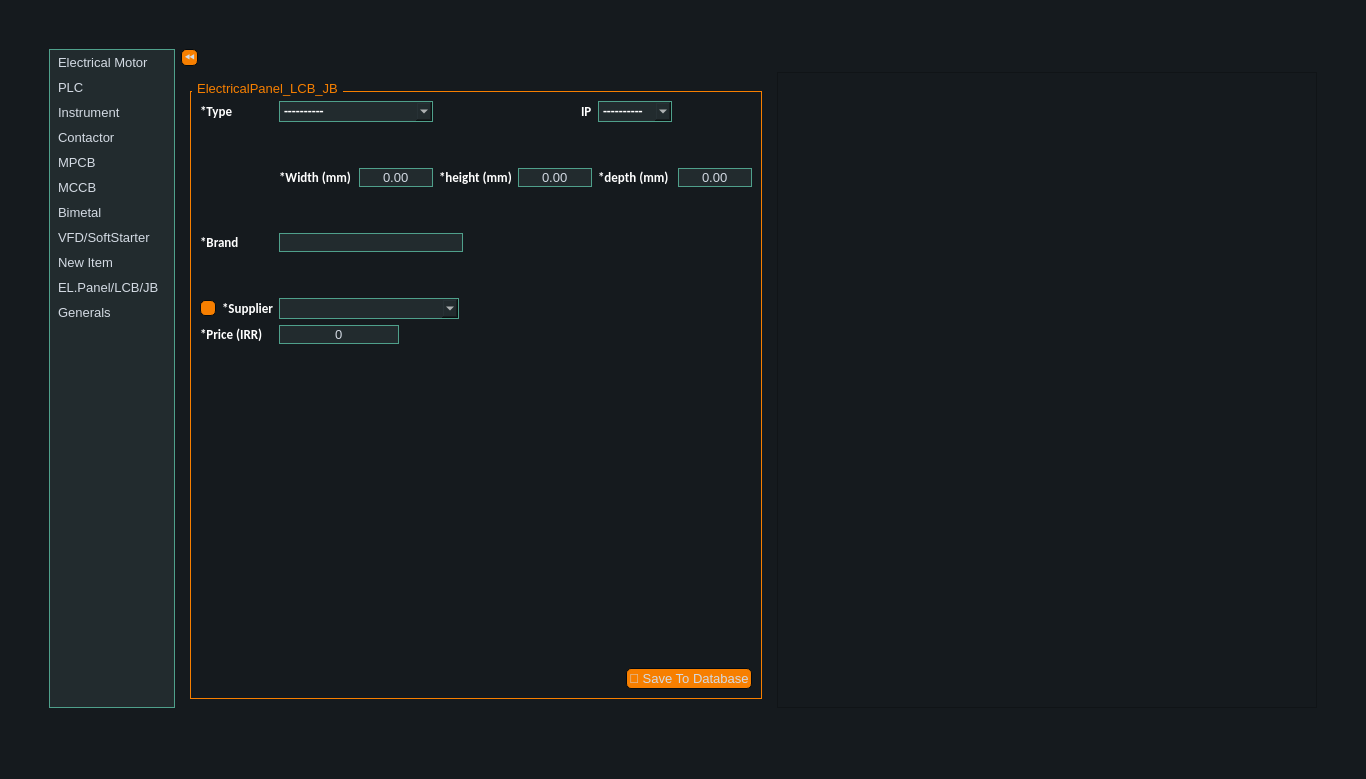
Qt form ui/data_entry/data_entry.ui (AliTavakoliNiya/GriinPower) before a commit.
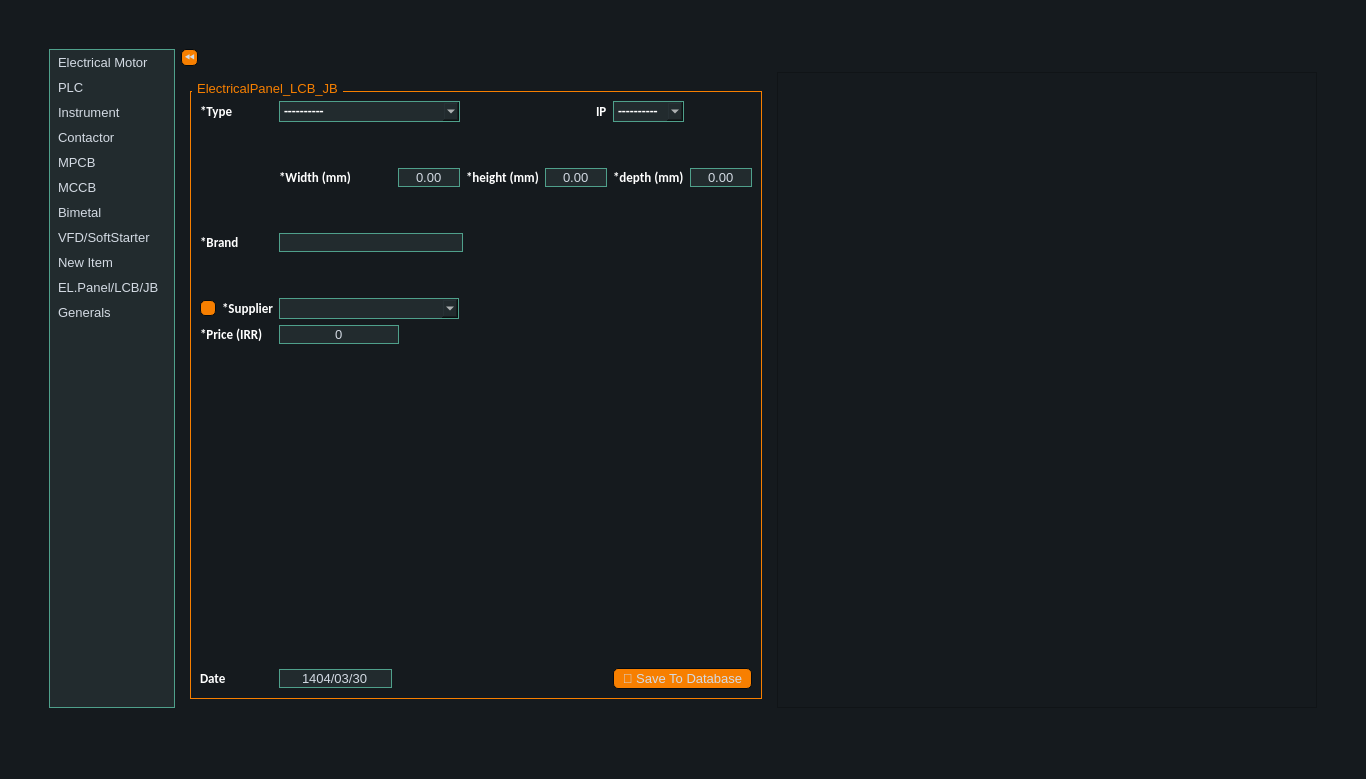
The same form after that commit. The open tabs and pages were chosen to show the change. Icons and pictures are not drawn.

Diff of the .ui file:
```diff
--- a/ui/data_entry/data_entry.ui
+++ b/ui/data_entry/data_entry.ui
@@ -1028,7 +1028,7 @@
        <enum>QFrame::Plain</enum>
       </property>
       <property name="currentIndex">
-       <number>4</number>
+       <number>9</number>
       </property>
       <widget class="QWidget" name="electrica_motor">
        <layout class="QGridLayout" name="gridLayout">
@@ -3841,19 +3841,6 @@
              </property>
             </widget>
            </item>
-           <item row="12" column="3" colspan="6" alignment="Qt::AlignRight">
-            <widget class="QPushButton" name="electrical_panel_save_btn">
-             <property name="maximumSize">
-              <size>
-               <width>150</width>
-               <height>16777215</height>
-              </size>
-             </property>
-             <property name="text">
-              <string>💾 Save To Database</string>
-             </property>
-            </widget>
-           </item>
            <item row="10" column="0" colspan="2">
             <widget class="QLabel" name="label_75">
              <property name="maximumSize">
@@ -3880,36 +3867,61 @@
              </property>
             </widget>
            </item>
-           <item row="3" column="5">
+           <item row="10" column="5" colspan="6">
+            <widget class="QLineEdit" name="electrical_panel_price">
+             <property name="maximumSize">
+              <size>
+               <width>120</width>
+               <height>16777215</height>
+              </size>
+             </property>
+             <property name="text">
+              <string>0</string>
+             </property>
+             <property name="alignment">
+              <set>Qt::AlignCenter</set>
+             </property>
+            </widget>
+           </item>
+           <item row="3" column="7">
             <widget class="QLabel" name="general_spec_label_4">
              <property name="text">
               <string>*height (mm)</string>
              </property>
             </widget>
            </item>
-           <item row="10" column="3" colspan="6">
-            <widget class="QLineEdit" name="electrical_panel_price">
-             <property name="maximumSize">
-              <size>
-               <width>120</width>
-               <height>16777215</height>
-              </size>
-             </property>
-             <property name="text">
-              <string>0</string>
-             </property>
-             <property name="alignment">
-              <set>Qt::AlignCenter</set>
-             </property>
-            </widget>
-           </item>
-           <item row="3" column="3">
+           <item row="3" column="5">
             <widget class="QLabel" name="general_spec_label_3">
              <property name="text">
               <string>*Width (mm)</string>
              </property>
             </widget>
            </item>
+           <item row="3" column="8">
+            <widget class="QDoubleSpinBox" name="electrical_panel_height">
+             <property name="minimumSize">
+              <size>
+               <width>62</width>
+               <height>0</height>
+              </size>
+             </property>
+             <property name="maximumSize">
+              <size>
+               <width>100</width>
+               <height>16777215</height>
+              </size>
+             </property>
+             <property name="alignment">
+              <set>Qt::AlignCenter</set>
+             </property>
+             <property name="buttonSymbols">
+              <enum>QAbstractSpinBox::NoButtons</enum>
+             </property>
+             <property name="maximum">
+              <double>9999.000000000000000</double>
+             </property>
+            </widget>
+           </item>
            <item row="8" column="1">
             <widget class="QLabel" name="label_70">
              <property name="maximumSize">
@@ -3923,83 +3935,7 @@
              </property>
             </widget>
            </item>
-           <item row="3" column="6">
-            <widget class="QDoubleSpinBox" name="electrical_panel_height">
-             <property name="minimumSize">
-              <size>
-               <width>62</width>
-               <height>0</height>
-              </size>
-             </property>
-             <property name="maximumSize">
-              <size>
-               <width>100</width>
-               <height>16777215</height>
-              </size>
-             </property>
-             <property name="alignment">
-              <set>Qt::AlignCenter</set>
-             </property>
-             <property name="buttonSymbols">
-              <enum>QAbstractSpinBox::NoButtons</enum>
-             </property>
-             <property name="maximum">
-              <double>9999.000000000000000</double>
-             </property>
-            </widget>
-           </item>
-           <item row="5" column="0" colspan="2">
-            <widget class="QLabel" name="label_76">
-             <property name="maximumSize">
-              <size>
-               <width>73</width>
-               <height>16777215</height>
-              </size>
-             </property>
-             <property name="text">
-              <string>*Brand</string>
-             </property>
-            </widget>
-           </item>
-           <item row="11" column="4">
-            <spacer name="verticalSpacer_28">
-             <property name="orientation">
-              <enum>Qt::Vertical</enum>
-             </property>
-             <property name="sizeHint" stdset="0">
-              <size>
-               <width>20</width>
-               <height>40</height>
-              </size>
-             </property>
-            </spacer>
-           </item>
-           <item row="3" column="8">
-            <widget class="QDoubleSpinBox" name="electrical_panel_depth">
-             <property name="minimumSize">
-              <size>
-               <width>62</width>
-               <height>0</height>
-              </size>
-             </property>
-             <property name="maximumSize">
-              <size>
-               <width>100</width>
-               <height>16777215</height>
-              </size>
-             </property>
-             <property name="alignment">
-              <set>Qt::AlignCenter</set>
-             </property>
-             <property name="buttonSymbols">
-              <enum>QAbstractSpinBox::NoButtons</enum>
-             </property>
-             <property name="maximum">
-              <double>9999.000000000000000</double>
-             </property>
-            </widget>
-           </item>
-           <item row="7" column="3">
+           <item row="7" column="5">
             <spacer name="verticalSpacer_29">
              <property name="orientation">
               <enum>Qt::Vertical</enum>
@@ -4015,7 +3951,7 @@
              </property>
             </spacer>
            </item>
-           <item row="1" column="3" colspan="2">
+           <item row="1" column="5" colspan="2">
             <widget class="QComboBox" name="electrical_panel_type">
              <property name="maximumSize">
               <size>
@@ -4045,7 +3981,65 @@
              </item>
             </widget>
            </item>
-           <item row="1" column="6" alignment="Qt::AlignRight">
+           <item row="5" column="0" colspan="2">
+            <widget class="QLabel" name="label_76">
+             <property name="maximumSize">
+              <size>
+               <width>73</width>
+               <height>16777215</height>
+              </size>
+             </property>
+             <property name="text">
+              <string>*Brand</string>
+             </property>
+            </widget>
+           </item>
+           <item row="11" column="6">
+            <spacer name="verticalSpacer_28">
+             <property name="orientation">
+              <enum>Qt::Vertical</enum>
+             </property>
+             <property name="sizeHint" stdset="0">
+              <size>
+               <width>20</width>
+               <height>40</height>
+              </size>
+             </property>
+            </spacer>
+           </item>
+           <item row="3" column="10">
+            <widget class="QDoubleSpinBox" name="electrical_panel_depth">
+             <property name="minimumSize">
+              <size>
+               <width>62</width>
+               <height>0</height>
+              </size>
+             </property>
+             <property name="maximumSize">
+              <size>
+               <width>100</width>
+               <height>16777215</height>
+              </size>
+             </property>
+             <property name="alignment">
+              <set>Qt::AlignCenter</set>
+             </property>
+             <property name="buttonSymbols">
+              <enum>QAbstractSpinBox::NoButtons</enum>
+             </property>
+             <property name="maximum">
+              <double>9999.000000000000000</double>
+             </property>
+            </widget>
+           </item>
+           <item row="3" column="9">
+            <widget class="QLabel" name="general_spec_label_5">
+             <property name="text">
+              <string>*depth (mm)</string>
+             </property>
+            </widget>
+           </item>
+           <item row="1" column="8" alignment="Qt::AlignRight">
             <widget class="QLabel" name="label_77">
              <property name="maximumSize">
               <size>
@@ -4058,7 +4052,7 @@
              </property>
             </widget>
            </item>
-           <item row="8" column="3" colspan="6">
+           <item row="8" column="5" colspan="6">
             <widget class="QComboBox" name="electrical_panel_supplier">
              <property name="maximumSize">
               <size>
@@ -4068,55 +4062,7 @@
              </property>
             </widget>
            </item>
-           <item row="3" column="7">
-            <widget class="QLabel" name="general_spec_label_5">
-             <property name="text">
-              <string>*depth (mm)</string>
-             </property>
-            </widget>
-           </item>
-           <item row="3" column="4">
-            <widget class="QDoubleSpinBox" name="electrical_panel_width">
-             <property name="minimumSize">
-              <size>
-               <width>62</width>
-               <height>0</height>
-              </size>
-             </property>
-             <property name="maximumSize">
-              <size>
-               <width>100</width>
-               <height>16777215</height>
-              </size>
-             </property>
-             <property name="alignment">
-              <set>Qt::AlignCenter</set>
-             </property>
-             <property name="buttonSymbols">
-              <enum>QAbstractSpinBox::NoButtons</enum>
-             </property>
-             <property name="maximum">
-              <double>9999.000000000000000</double>
-             </property>
-            </widget>
-           </item>
-           <item row="4" column="3">
-            <spacer name="verticalSpacer_31">
-             <property name="orientation">
-              <enum>Qt::Vertical</enum>
-             </property>
-             <property name="sizeType">
-              <enum>QSizePolicy::Minimum</enum>
-             </property>
-             <property name="sizeHint" stdset="0">
-              <size>
-               <width>20</width>
-               <height>40</height>
-              </size>
-             </property>
-            </spacer>
-           </item>
-           <item row="1" column="7">
+           <item row="1" column="9">
             <widget class="QComboBox" name="electrical_panel_ip_rating">
              <property name="maximumSize">
               <size>
@@ -4176,7 +4122,23 @@
              </item>
             </widget>
            </item>
-           <item row="2" column="3">
+           <item row="4" column="5">
+            <spacer name="verticalSpacer_31">
+             <property name="orientation">
+              <enum>Qt::Vertical</enum>
+             </property>
+             <property name="sizeType">
+              <enum>QSizePolicy::Minimum</enum>
+             </property>
+             <property name="sizeHint" stdset="0">
+              <size>
+               <width>20</width>
+               <height>40</height>
+              </size>
+             </property>
+            </spacer>
+           </item>
+           <item row="2" column="5">
             <spacer name="verticalSpacer_32">
              <property name="orientation">
               <enum>Qt::Vertical</enum>
@@ -4192,7 +4154,32 @@
              </property>
             </spacer>
            </item>
-           <item row="5" column="3" colspan="3">
+           <item row="3" column="6">
+            <widget class="QDoubleSpinBox" name="electrical_panel_width">
+             <property name="minimumSize">
+              <size>
+               <width>62</width>
+               <height>0</height>
+              </size>
+             </property>
+             <property name="maximumSize">
+              <size>
+               <width>100</width>
+               <height>16777215</height>
+              </size>
+             </property>
+             <property name="alignment">
+              <set>Qt::AlignCenter</set>
+             </property>
+             <property name="buttonSymbols">
+              <enum>QAbstractSpinBox::NoButtons</enum>
+             </property>
+             <property name="maximum">
+              <double>9999.000000000000000</double>
+             </property>
+            </widget>
+           </item>
+           <item row="5" column="5" colspan="3">
             <widget class="QLineEdit" name="electrical_panel_brand">
              <property name="minimumSize">
               <size>
@@ -4208,6 +4195,48 @@
              </property>
             </widget>
            </item>
+           <item row="12" column="0" colspan="2">
+            <widget class="QLabel" name="label_78">
+             <property name="maximumSize">
+              <size>
+               <width>73</width>
+               <height>16777215</height>
+              </size>
+             </property>
+             <property name="text">
+              <string>Date</string>
+             </property>
+            </widget>
+           </item>
+           <item row="12" column="9" colspan="2">
+            <widget class="QPushButton" name="electrical_panel_save_btn">
+             <property name="maximumSize">
+              <size>
+               <width>150</width>
+               <height>16777215</height>
+              </size>
+             </property>
+             <property name="text">
+              <string>💾 Save To Database</string>
+             </property>
+            </widget>
+           </item>
+           <item row="12" column="5">
+            <widget class="QLineEdit" name="electrical_electrical_date">
+             <property name="maximumSize">
+              <size>
+               <width>120</width>
+               <height>16777215</height>
+              </size>
+             </property>
+             <property name="text">
+              <string>1404/03/30</string>
+             </property>
+             <property name="alignment">
+              <set>Qt::AlignCenter</set>
+             </property>
+            </widget>
+           </item>
           </layout>
          </widget>
         </item>
```
